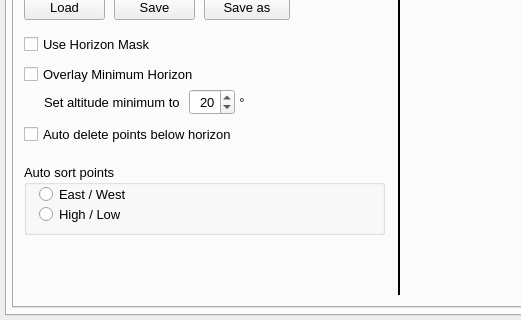
Qt form mw4/gui/widgets/main.ui (mworion/MountWizzard4) before a commit; both pictures show x 0 to 521 and y 280 to 600 of the 800 by 600 pixel window.
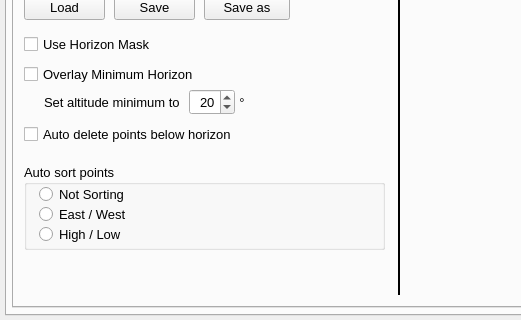
The same form after that commit. The open tabs and pages were chosen to show the change.

Commit message: added sorting of points

Diff of the .ui file:
```diff
--- a/mw4/gui/widgets/main.ui
+++ b/mw4/gui/widgets/main.ui
@@ -13661,7 +13661,7 @@
          <x>10</x>
          <y>250</y>
          <width>361</width>
-         <height>71</height>
+         <height>86</height>
         </rect>
        </property>
        <property name="title">
@@ -13671,7 +13671,7 @@
         <property name="geometry">
          <rect>
           <x>15</x>
-          <y>40</y>
+          <y>60</y>
           <width>111</width>
           <height>20</height>
          </rect>
@@ -13692,7 +13692,7 @@
         <property name="geometry">
          <rect>
           <x>15</x>
-          <y>20</y>
+          <y>40</y>
           <width>106</width>
           <height>20</height>
          </rect>
@@ -13709,6 +13709,27 @@
          <string>East / West</string>
         </property>
        </widget>
+       <widget class="QRadioButton" name="checkSortNothing">
+        <property name="geometry">
+         <rect>
+          <x>15</x>
+          <y>20</y>
+          <width>106</width>
+          <height>20</height>
+         </rect>
+        </property>
+        <property name="font">
+         <font>
+          <pointsize>10</pointsize>
+         </font>
+        </property>
+        <property name="toolTip">
+         <string>&lt;html&gt;&lt;head/&gt;&lt;body&gt;&lt;p&gt;Sorts the modeling points EAST / WEST side of pier.&lt;/p&gt;&lt;/body&gt;&lt;/html&gt;</string>
+        </property>
+        <property name="text">
+         <string>Not Sorting</string>
+        </property>
+       </widget>
       </widget>
       <widget class="QLabel" name="label_201">
        <property name="geometry">
```
Left out of the diff: 6 changed lines with no effect on the pictures. The commit also changes 8 other files.
